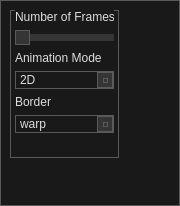
Before: the Qt Designer form frontend/ui_widgets/anim.ui in XmYx/ainodes, drawn with Qt 5.
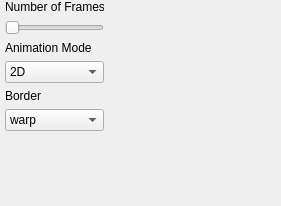
After: the same form once the commit is applied.

```diff
--- a/frontend/ui_widgets/anim.ui
+++ b/frontend/ui_widgets/anim.ui
@@ -6,7 +6,7 @@
    <rect>
     <x>0</x>
     <y>0</y>
-    <width>180</width>
+    <width>281</width>
     <height>206</height>
    </rect>
   </property>
@@ -26,293 +26,13 @@
    <string>Animation Settings</string>
   </property>
   <property name="styleSheet">
-   <string notr="true">/*
-	Copyright 2013 Emanuel Claesson
-
-	Licensed under the Apache License, Version 2.0 (the &quot;License&quot;);
-	you may not use this file except in compliance with the License.
-	You may obtain a copy of the License at
-
-		http://www.apache.org/licenses/LICENSE-2.0
-
-	Unless required by applicable law or agreed to in writing, software
-	distributed under the License is distributed on an &quot;AS IS&quot; BASIS,
-	WITHOUT WARRANTIES OR CONDITIONS OF ANY KIND, either express or implied.
-	See the License for the specific language governing permissions and
-	limitations under the License.
-*/
-
-/*
-	COLOR_DARK     = #191919
-	COLOR_MEDIUM   = #353535
-	COLOR_MEDLIGHT = #5A5A5A
-	COLOR_LIGHT    = #DDDDDD
-	COLOR_ACCENT   = #3D7848
-*/
-
-* {
-	background: #191919;
-	color: #DDDDDD;
-	border: 1px solid #5A5A5A;
-}
-
-QWidget::item:selected {
-	background: #3D7848;
-}
-
-QCheckBox, QRadioButton {
-	border: none;
-}
-
-QRadioButton::indicator, QCheckBox::indicator {
-	width: 13px;
-	height: 13px;
-}
-
-QRadioButton::indicator::unchecked, QCheckBox::indicator::unchecked {
-	border: 1px solid #5A5A5A;
-	background: none;
-}
-
-QRadioButton::indicator:unchecked:hover, QCheckBox::indicator:unchecked:hover {
-	border: 1px solid #DDDDDD;
-}
-
-QRadioButton::indicator::checked, QCheckBox::indicator::checked {
-	border: 1px solid #5A5A5A;
-	background: #5A5A5A;
-}
-
-QRadioButton::indicator:checked:hover, QCheckBox::indicator:checked:hover {
-	border: 1px solid #DDDDDD;
-	background: #DDDDDD;
-}
-
-QGroupBox {
-	margin-top: 6px;
-}
-
-QGroupBox::title {
-	top: -7px;
-	left: 7px;
-}
-
-QScrollBar {
-	border: 1px solid #5A5A5A;
-	background: #191919;
-}
-
-QScrollBar:horizontal {
-	height: 15px;
-	margin: 0px 0px 0px 32px;
-}
-
-QScrollBar:vertical {
-	width: 15px;
-	margin: 32px 0px 0px 0px;
-}
-
-QScrollBar::handle {
-	background: #353535;
-	border: 1px solid #5A5A5A;
-}
-
-QScrollBar::handle:horizontal {
-	border-width: 0px 1px 0px 1px;
-}
-
-QScrollBar::handle:vertical {
-	border-width: 1px 0px 1px 0px;
-}
-
-QScrollBar::handle:horizontal {
-	min-width: 20px;
-}
-
-QScrollBar::handle:vertical {
-	min-height: 20px;
-}
-
-QScrollBar::add-line, QScrollBar::sub-line {
-	background:#353535;
-	border: 1px solid #5A5A5A;
-	subcontrol-origin: margin;
-}
-
-QScrollBar::add-line {
-	position: absolute;
-}
-
-QScrollBar::add-line:horizontal {
-	width: 15px;
-	subcontrol-position: left;
-	left: 15px;
-}
-
-QScrollBar::add-line:vertical {
-	height: 15px;
-	subcontrol-position: top;
-	top: 15px;
-}
-
-QScrollBar::sub-line:horizontal {
-	width: 15px;
-	subcontrol-position: top left;
-}
-
-QScrollBar::sub-line:vertical {
-	height: 15px;
-	subcontrol-position: top;
-}
-
-QScrollBar:left-arrow, QScrollBar::right-arrow, QScrollBar::up-arrow, QScrollBar::down-arrow {
-	border: 1px solid #5A5A5A;
-	width: 3px;
-	height: 3px;
-}
-
-QScrollBar::add-page, QScrollBar::sub-page {
-	background: none;
-}
-
-QAbstractButton:hover {
-	background: #353535;
-}
-
-QAbstractButton:pressed {
-	background: #5A5A5A;
-}
-
-QAbstractItemView {
-	show-decoration-selected: 1;
-	selection-background-color: #3D7848;
-	selection-color: #DDDDDD;
-	alternate-background-color: #353535;
-}
-
-QHeaderView {
-	border: 1px solid #5A5A5A;
-}
-
-QHeaderView::section {
-	background: #191919;
-	border: 1px solid #5A5A5A;
-	padding: 4px;
-}
-
-QHeaderView::section:selected, QHeaderView::section::checked {
-	background: #353535;
-}
-
-QTableView {
-	gridline-color: #5A5A5A;
-}
-
-QTabBar {
-	margin-left: 2px;
-}
-
-QTabBar::tab {
-	border-radius: 0px;
-	padding: 4px;
-	margin: 4px;
-}
-
-QTabBar::tab:selected {
-	background: #353535;
-}
-
-QComboBox::down-arrow {
-	border: 1px solid #5A5A5A;
-	background: #353535;
-}
-
-QComboBox::drop-down {
-	border: 1px solid #5A5A5A;
-	background: #353535;
-}
-
-QComboBox::down-arrow {
-	width: 3px;
-	height: 3px;
-	border: 1px solid #5A5A5A;
-}
-
-QAbstractSpinBox {
-	padding-right: 15px;
-}
-
-QAbstractSpinBox::up-button, QAbstractSpinBox::down-button {
-	border: 1px solid #5A5A5A;
-	background: #353535;
-	subcontrol-origin: border;
-}
-
-QAbstractSpinBox::up-arrow, QAbstractSpinBox::down-arrow {
-	width: 3px;
-	height: 3px;
-	border: 1px solid #5A5A5A;
-}
-
-QSlider {
-	border: none;
-}
-
-QSlider::groove:horizontal {
-	height: 5px;
-	margin: 4px 0px 4px 0px;
-}
-
-QSlider::groove:vertical {
-	width: 5px;
-	margin: 0px 4px 0px 4px;
-}
-
-QSlider::handle {
-	border: 1px solid #5A5A5A;
-	background: #353535;
-}
-
-QSlider::handle:horizontal {
-	width: 15px;
-	margin: -4px 0px -4px 0px;
-}
-
-QSlider::handle:vertical {
-	height: 15px;
-	margin: 0px -4px 0px -4px;
-}
-
-QSlider::add-page:vertical, QSlider::sub-page:horizontal {
-	background: #3D7848;
-}
-
-QSlider::sub-page:vertical, QSlider::add-page:horizontal {
-	background: #353535;
-}
-
-QLabel {
-	border: none;
-}
-
-QProgressBar {
-	text-align: center;
-}
-
-QProgressBar::chunk {
-	width: 1px;
-	background-color: #3D7848;
-}
-
-QMenu::separator {
-	background: #353535;
-}</string>
+   <string notr="true"/>
   </property>
   <widget class="QWidget" name="layoutWidget">
    <property name="geometry">
     <rect>
-     <x>10</x>
-     <y>10</y>
+     <x>0</x>
+     <y>0</y>
      <width>109</width>
      <height>148</height>
     </rect>
```
